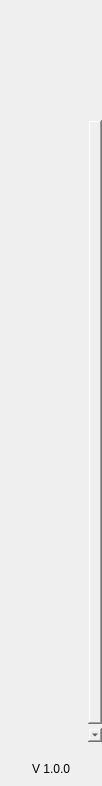
First picture: the form in src/qt/pivx/forms/navmenuwidget.ui, repository sappcoin-com/PIVX, before the edit.
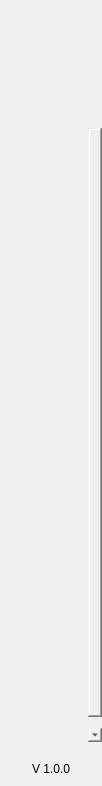
Second picture: the form after the edit.

```diff
--- a/src/qt/pivx/forms/navmenuwidget.ui
+++ b/src/qt/pivx/forms/navmenuwidget.ui
@@ -57,7 +57,7 @@
         <property name="minimumSize">
          <size>
           <width>0</width>
-          <height>120</height>
+          <height>128</height>
          </size>
         </property>
         <property name="focusPolicy">
@@ -68,8 +68,8 @@
         </property>
         <property name="iconSize">
          <size>
-          <width>64</width>
-          <height>64</height>
+          <width>96</width>
+          <height>96</height>
          </size>
         </property>
        </widget>
```
